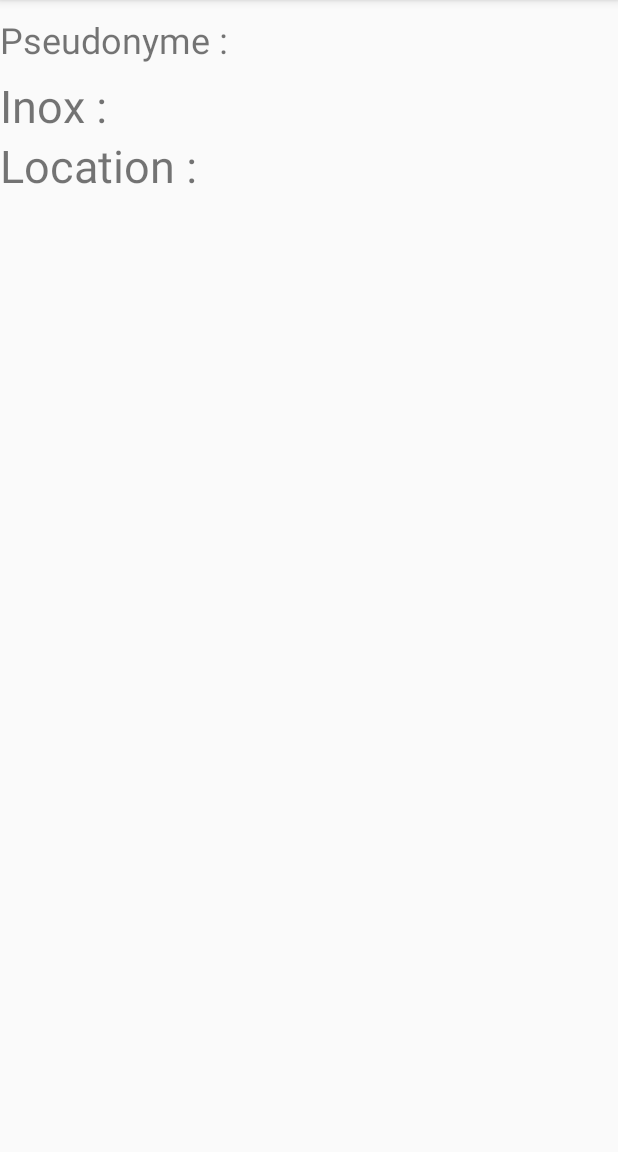
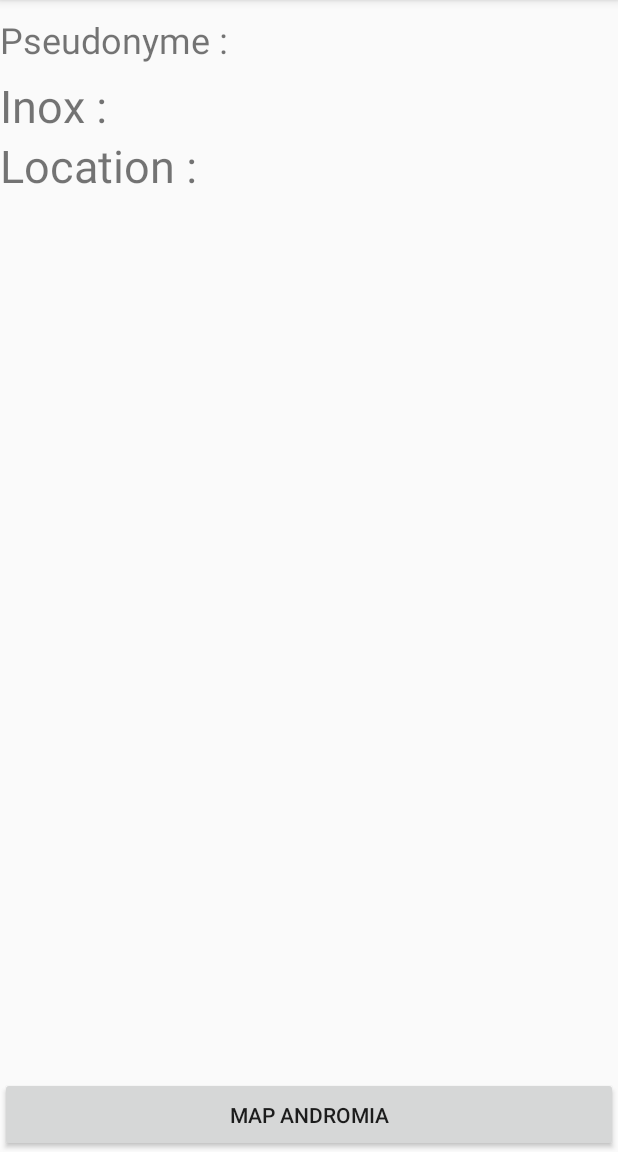
Before and after one commit to ramitz101/RaspiControl, an Android app: the MainActivity screen opened directly, with no data from a screen before it, on a phone screen of 412 x 824 dp, the part 84-1236 px from its top. Run offline under Robolectric (Android 15) with nearby library versions, the phone set to English and light mode, and no system bars; libraries missing offline, so code that uses them is left out: com.github.kittinunf.fuel, com.google.zxing.integration; 4 statements that could not run were skipped.

Commit message:
Map Andromia - Inclut dans l'accueil

```diff
--- a/Android/Konquest/app/src/main/java/ca/qc/cstj/konquest/Activity/MainActivity.kt
+++ b/Android/Konquest/app/src/main/java/ca/qc/cstj/konquest/Activity/MainActivity.kt
@@ -4,7 +4,6 @@
 import android.content.SharedPreferences
 import android.net.Uri
 import android.os.Bundle
-import android.support.design.widget.NavigationView
 import android.support.v4.view.GravityCompat
 import android.support.v7.app.ActionBarDrawerToggle
 import android.support.v7.app.AppCompatActivity
@@ -34,7 +33,8 @@
 class MainActivity : AppCompatActivity(),
         OnListFragmentInformationUnique,
         AccueilFragment.OnFragmentInteractionListener,
-        RunesFragment.OnFragmentInteractionListener
+        RunesFragment.OnFragmentInteractionListener,
+        MapFragment.OnFragmentInteractionListener
 {
     override fun onListFragmentInteraction(item: Item?) {
 
@@ -111,6 +111,7 @@
                         val transaction = fragmentManager.beginTransaction()
                         transaction.setCustomAnimations(android.R.animator.fade_in, android.R.animator.fade_out)
                         transaction.replace(R.id.contentFrame, AccueilFragment.newInstance(authorization))
+
                         transaction.commit()
                     }
                 }
@@ -150,11 +151,13 @@
             true
         }
 
-        val transaction = fragmentManager.beginTransaction()
-        transaction.setCustomAnimations(android.R.animator.fade_in, android.R.animator.fade_out)
-        transaction.replace(R.id.contentFrame, AccueilFragment.newInstance(authorization))
-        transaction.commit()
-        Toast.makeText(this,"Connecté.",Toast.LENGTH_SHORT).show()
+        Runnable {
+            val transaction = fragmentManager.beginTransaction()
+            transaction.setCustomAnimations(android.R.animator.fade_in, android.R.animator.fade_out)
+            transaction.replace(R.id.contentFrame, AccueilFragment.newInstance(authorization))
+            transaction.commit()
+            Toast.makeText(this,"Connecté.",Toast.LENGTH_SHORT).show()
+        }.run()
     }
 
     override fun onBackPressed() {
--- a/Android/Konquest/app/src/main/java/ca/qc/cstj/konquest/fragments/AccueilFragment.kt
+++ b/Android/Konquest/app/src/main/java/ca/qc/cstj/konquest/fragments/AccueilFragment.kt
@@ -24,6 +24,20 @@
         super.onCreate(savedInstanceState)
 
         authorization = arguments!!.getString(ARG_AUTHORIZATION)
+
+    }
+
+    override fun onViewCreated(view: View?, savedInstanceState: Bundle?) {
+        super.onViewCreated(view, savedInstanceState)
+
+        buttonMapAndromia.setOnClickListener {
+            Runnable {
+                val transaction = fragmentManager.beginTransaction()
+                transaction.replace(R.id.contentFrame, MapFragment.newInstance(authorization))
+                transaction.addToBackStack("MapAndromia")
+                transaction.commit()
+            }.run()
+        }
 
     }
 
--- a/Android/Konquest/app/src/main/res/layout/fragment_accueil.xml
+++ b/Android/Konquest/app/src/main/res/layout/fragment_accueil.xml
@@ -76,7 +76,15 @@
                     android:layout_height="match_parent"
                     android:layout_weight="2"
                     android:textSize="30dp" />
+
             </LinearLayout>
+
+            <Button
+                android:id="@+id/buttonMapAndromia"
+                android:layout_width="match_parent"
+                android:layout_height="50dp"
+                android:layout_weight="0"
+                android:text="Map Andromia" />
         </LinearLayout>
 
 </FrameLayout>
--- a/Android/Konquest/app/src/main/res/values/strings.xml
+++ b/Android/Konquest/app/src/main/res/values/strings.xml
@@ -39,5 +39,6 @@
     <string name="l_image_de_la_rune">L\'image de la rune.</string>
     <string name="fin_voyage"> Mettre fin au voyage</string>
     <string name="debloquer_unit">Débloquer la unite</string>
+    <string name="mapandromia">MapAndromia</string>
 
 </resources>
```
Also changed, not shown: Android/Konquest/app/src/main/java/ca/qc/cstj/konquest/fragments/MapFragment.kt (added, +76 -0 lines), Android/Konquest/app/src/main/res/layout/fragment_map.xml (added, +31 -0 lines).
